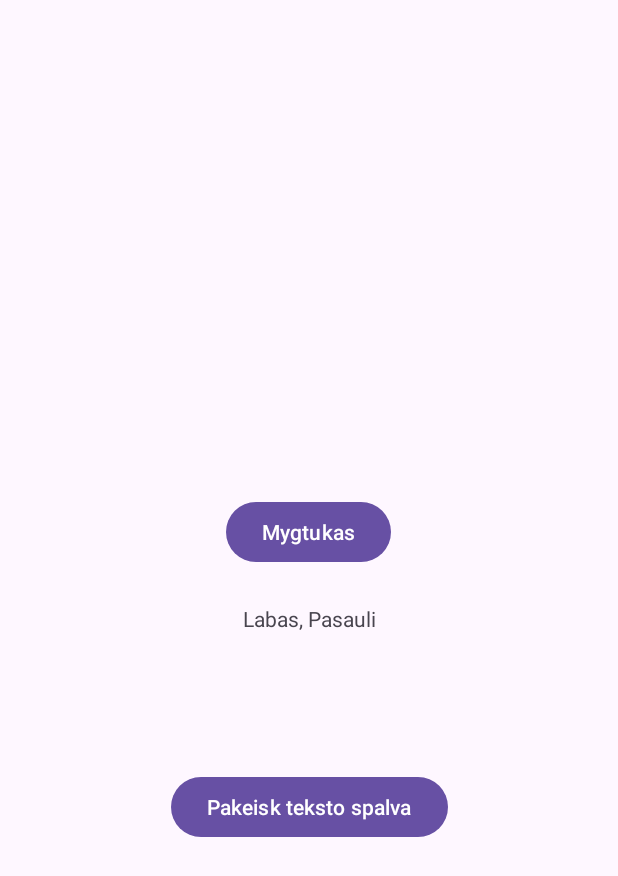
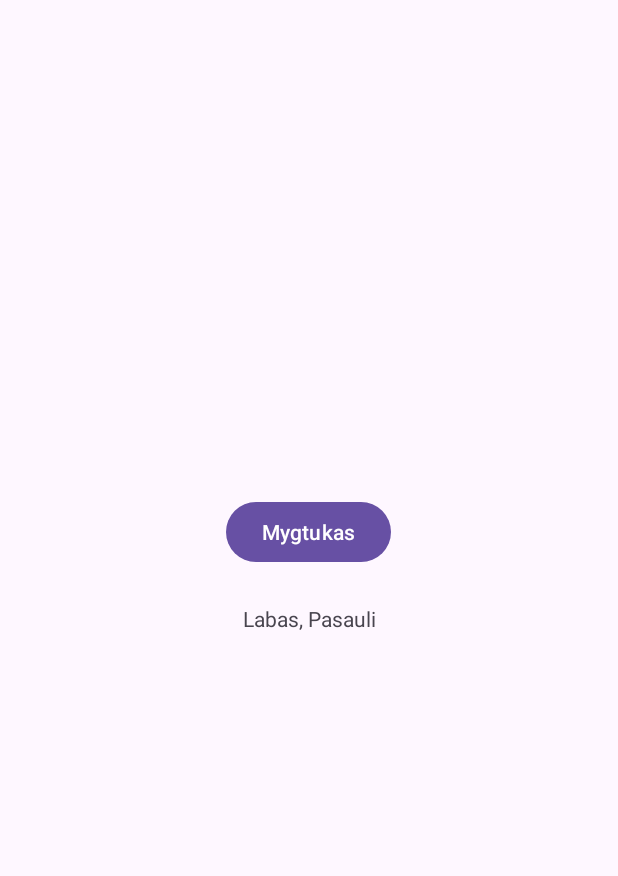
Before and after one commit to GedasLTU/1darbas_new, an Android app: the screen it shows after launch (MainActivity), on a phone screen of 412 x 824 dp. Shown: the top 876 px of the screen. Run offline under Robolectric (Android 15) with nearby library versions, the phone set to English and light mode, and no system bars.

Commit message:
Revert "Mygtukas keicia teksta, kitas - spalva"
This reverts commit 38a66721f28766ae3a36ffc1aea596786647c7dc.

```diff
--- a/app/src/main/java/com/example/a1darbas/MainActivity.java
+++ b/app/src/main/java/com/example/a1darbas/MainActivity.java
@@ -3,27 +3,12 @@ package com.example.a1darbas;
 import androidx.appcompat.app.AppCompatActivity;
 
 import android.os.Bundle;
-import android.view.View;
-import android.widget.TextView;
-import android.graphics.Color;
 
 public class MainActivity extends AppCompatActivity {
-
-    private TextView textView;
 
     @Override
     protected void onCreate(Bundle savedInstanceState) {
         super.onCreate(savedInstanceState);
         setContentView(R.layout.activity_main);
-
-        this.textView = findViewById(R. id. textView);
-    }
-
-    public void spustelejus(View view) {
-        this.textView.setText("labas");
-    }
-
-    public void nuspalvoti(View view) {
-        this.textView.setTextColor(Color.parseColor("#FF0000"));
     }
 }
--- a/app/src/main/res/layout/activity_main.xml
+++ b/app/src/main/res/layout/activity_main.xml
@@ -12,7 +12,6 @@
         android:layout_height="wrap_content"
         android:layout_marginBottom="24dp"
         android:text="Mygtukas"
-        android:onClick="spustelejus"
         app:layout_constraintBottom_toTopOf="@+id/textView"
         app:layout_constraintEnd_toEndOf="parent"
         app:layout_constraintHorizontal_bias="0.498"
@@ -27,15 +26,4 @@
         app:layout_constraintEnd_toEndOf="parent"
         app:layout_constraintStart_toStartOf="parent"
         app:layout_constraintTop_toTopOf="parent" />
-
-    <Button
-        android:id="@+id/button3"
-        android:layout_width="wrap_content"
-        android:layout_height="wrap_content"
-        android:layout_marginTop="92dp"
-        android:text="Pakeisk teksto spalva"
-        android:onClick="nuspalvoti"
-        app:layout_constraintEnd_toEndOf="parent"
-        app:layout_constraintStart_toStartOf="parent"
-        app:layout_constraintTop_toBottomOf="@+id/textView" />
 </androidx.constraintlayout.widget.ConstraintLayout>
```
